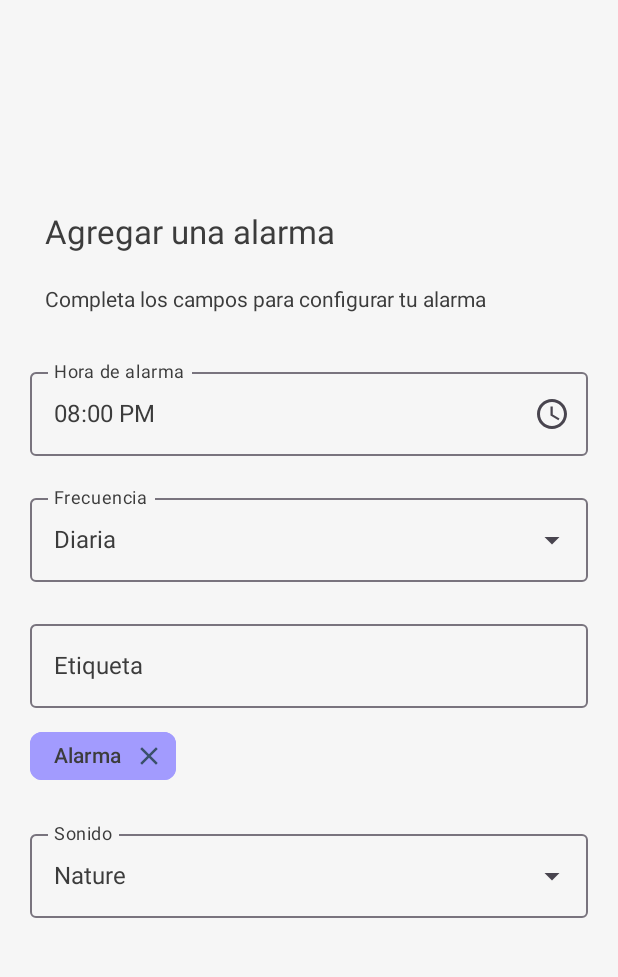
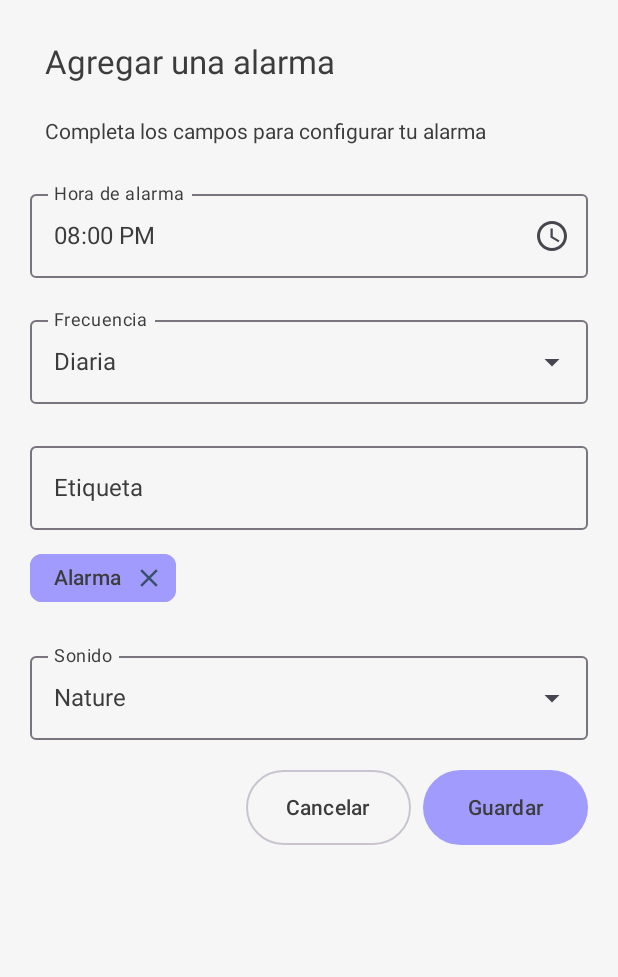
Before and after one commit to cdsuarezg/misw4302-2025-14-ailarm, an Android app built with Jetpack Compose: the AlarmFormScreen screen opened through its navigation route, on a phone screen of 412 x 824 dp, the part 169-1146 px from its top. Run offline under Robolectric (Android 15) with nearby library versions, the phone set to English and light mode, and no system bars.

Commit message:
Adds form buttons and fixes styles

```diff
--- a/mobile/app-ailarm/app/src/main/java/com/project/ailarm/MainActivity.kt
+++ b/mobile/app-ailarm/app/src/main/java/com/project/ailarm/MainActivity.kt
@@ -4,15 +4,17 @@ import android.os.Bundle
 import androidx.activity.ComponentActivity
 import androidx.activity.compose.setContent
 import androidx.compose.runtime.Composable
+import androidx.compose.runtime.remember
 import com.project.ailarm.model.AlarmItem
 import com.project.ailarm.ui.screens.AlarmListScreen
 import com.project.ailarm.ui.theme.AilarmTheme
 import androidx.core.splashscreen.SplashScreen.Companion.installSplashScreen
+import androidx.navigation.NavType
 import androidx.navigation.compose.NavHost
 import androidx.navigation.compose.composable
 import androidx.navigation.compose.rememberNavController
+import androidx.navigation.navArgument
 import com.project.ailarm.ui.screens.AlarmFormScreen
-
 
 class MainActivity : ComponentActivity() {
     override fun onCreate(savedInstanceState: Bundle?) {
@@ -39,18 +41,35 @@ private fun App() {
         navController = navController,
         startDestination = "/alarms"
     ) {
-        composable("/alarms") {
+        composable(
+            "/alarms?showSnackbar={showSnackbar}",
+            arguments = listOf(
+                navArgument("showSnackbar") {
+                    type = NavType.BoolType
+                    defaultValue = false
+                }
+            )
+        ) { backStackEntry ->
+            val showSnackbar = backStackEntry.arguments?.getBoolean("showSnackbar") ?: false
+
             AlarmListScreen(
                 alarms,
                 onAddAlarm = {
                     navController.navigate("/alarm-form")
-                }
+                },
+                showSnackbar
             )
         }
-        composable("/alarm-form") {
+        composable("/alarm-form",) {
             AlarmFormScreen(
                 onClickBackBtn = {
                     navController.navigate("/alarms")
+                },
+                onClickSaveBtn = {
+                    navController.navigate("/alarms?showSnackbar=true") {
+                        launchSingleTop = true
+                        popUpTo("/alarms") { inclusive = true }
+                    }
                 }
             )
         }
--- a/mobile/app-ailarm/app/src/main/java/com/project/ailarm/ui/components/AlarmCard.kt
+++ b/mobile/app-ailarm/app/src/main/java/com/project/ailarm/ui/components/AlarmCard.kt
@@ -1,5 +1,6 @@
 package com.project.ailarm.ui.components
 
+import androidx.compose.foundation.BorderStroke
 import androidx.compose.foundation.layout.*
 import androidx.compose.foundation.shape.RoundedCornerShape
 import androidx.compose.material.icons.Icons
@@ -9,9 +10,11 @@ import androidx.compose.material3.*
 import androidx.compose.runtime.Composable
 import androidx.compose.ui.Alignment
 import androidx.compose.ui.Modifier
+import androidx.compose.ui.graphics.Color
 import androidx.compose.ui.unit.dp
 import com.project.ailarm.model.AlarmItem
 import com.project.ailarm.ui.theme.PrimaryColor
+import com.project.ailarm.ui.theme.White
 
 @Composable
 fun AlarmCard(
@@ -23,9 +26,9 @@ fun AlarmCard(
     Surface(
         modifier = modifier.fillMaxWidth(),
         shape = RoundedCornerShape(12.dp),
-        color = MaterialTheme.colorScheme.surface,
+        color = White,
         tonalElevation = 1.dp,
-        shadowElevation = 1.dp
+        border = BorderStroke(1.dp, Color(0xFFCAC4D0))
     ) {
         Column(Modifier.padding(16.dp)) {
             Row(
--- a/mobile/app-ailarm/app/src/main/java/com/project/ailarm/ui/screens/AlarmFormScreen.kt
+++ b/mobile/app-ailarm/app/src/main/java/com/project/ailarm/ui/screens/AlarmFormScreen.kt
@@ -2,6 +2,7 @@ package com.project.ailarm.ui.screens
 
 import TagField
 import androidx.compose.foundation.layout.*
+import androidx.compose.foundation.layout.Arrangement
 import androidx.compose.material3.*
 import androidx.compose.runtime.Composable
 import androidx.compose.ui.Alignment
@@ -17,6 +18,7 @@ import com.project.ailarm.ui.components.DropdownField
 
 import com.project.ailarm.ui.components.Header
 import com.project.ailarm.ui.components.TimePicker
+import com.project.ailarm.ui.theme.SecondaryColor
 import com.project.ailarm.ui.theme.TextColor
 
 import java.time.LocalTime
@@ -24,6 +26,7 @@ import java.time.LocalTime
 @Composable
 fun AlarmFormScreen(
     onClickBackBtn: () -> Unit,
+    onClickSaveBtn: () -> Unit
 ) {
     var time by remember { mutableStateOf(LocalTime.of(20, 0)) }
     var frequency by remember { mutableStateOf("Diaria") }
@@ -43,7 +46,6 @@ fun AlarmFormScreen(
         ) {
             Column (
                 modifier = Modifier
-                    .padding(padding)
                     .padding(horizontal = 20.dp)
             ) {
                 Text(
@@ -54,14 +56,14 @@ fun AlarmFormScreen(
                         letterSpacing = 0.sp,
                         fontWeight = FontWeight.Normal
                     ),
-                    modifier = Modifier.padding(vertical = 12.dp, horizontal = 10.dp),
+                    modifier = Modifier.padding(vertical = 20.dp, horizontal = 10.dp),
                     color = TextColor
                 )
 
                 Text(
                     text = "Completa los campos para configurar tu alarma",
                     style = MaterialTheme.typography.bodyMedium,
-                    modifier = Modifier.padding(vertical = 12.dp, horizontal = 10.dp),
+                    modifier = Modifier.padding(vertical = 5.dp, horizontal = 10.dp),
                     color = TextColor
                 )
 
@@ -98,7 +100,34 @@ fun AlarmFormScreen(
                     label = "Sonido",
                     options = listOf("Nature", "Rainbow", "Tech", "Water")
                 )
+
+                Spacer(Modifier.height(20.dp))
+
+                Row(
+                    modifier = Modifier.fillMaxWidth(),
+                    horizontalArrangement = Arrangement.End
+                ) {
+                    OutlinedButton(
+                        onClick = { onClickBackBtn() },
+                        modifier = Modifier.height(50.dp).width(110.dp)
+                    ) {
+                        Text("Cancelar")
+                    }
+
+                    Spacer(Modifier.width(8.dp))
+
+                    Button(
+                        onClick = { onClickSaveBtn() },
+                        colors = ButtonDefaults.buttonColors(
+                            containerColor = SecondaryColor,
+                            contentColor = TextColor
+                        ),
+                        modifier = Modifier.height(50.dp).width(110.dp)
+                    ) {
+                        Text("Guardar")
+                    }
+                }
+              }
             }
         }
-    }
 }
--- a/mobile/app-ailarm/app/src/main/java/com/project/ailarm/ui/screens/AlarmListWithVoice.kt
+++ b/mobile/app-ailarm/app/src/main/java/com/project/ailarm/ui/screens/AlarmListWithVoice.kt
@@ -58,7 +58,6 @@ fun RecordVoiceOverlay(
         targetValue = if (mounted) 8.dp else 0.dp,
         animationSpec = tween(220, easing = FastOutSlowInEasing), label = "cardElev"
     )
-
 
     Box(
         modifier = Modifier
```
Also changed, not shown: mobile/app-ailarm/app/src/main/java/com/project/ailarm/ui/screens/AlarmListScreen.kt (+18 -16 lines).
